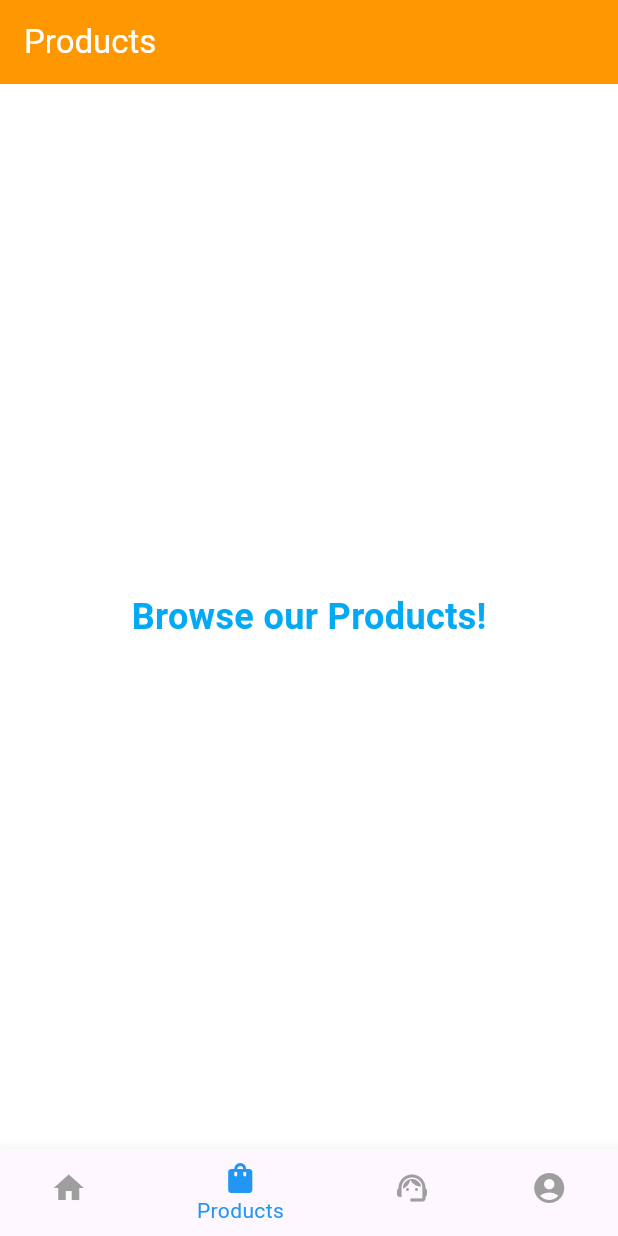
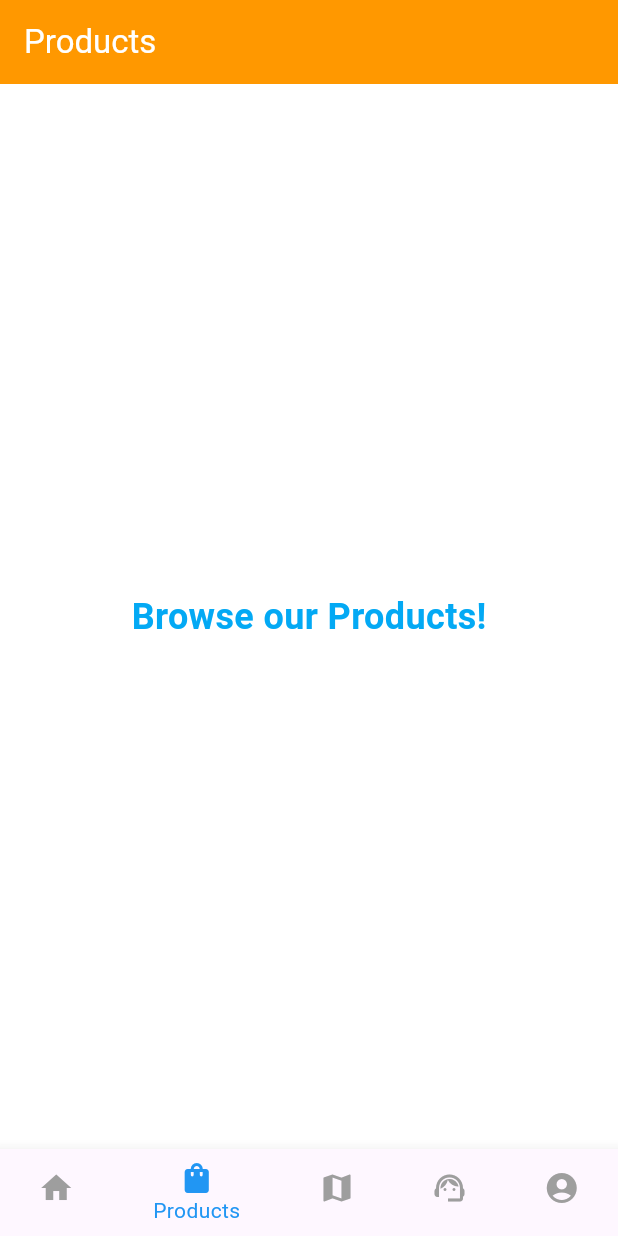
Before and after one commit to soham04010/petcare, a Flutter app: the screen it shows after launch, item 2 of the bottom bar chosen, on a phone screen of 412 x 824 dp. Run offline on Flutter 3.47's test engine with Material 3 defaults, Android fonts, the phone set to English and light mode, and no system bars.

Commit message:
Initial commit

```diff
--- a/lib/main.dart
+++ b/lib/main.dart
@@ -1,6 +1,7 @@
 import 'package:flutter/material.dart';
 import 'screens/home_screen.dart';
 import 'screens/products_screen.dart';
+import 'screens/locate_screen.dart';
 import 'screens/consultant_screen.dart';
 import 'screens/account_screen.dart';
 
@@ -29,6 +30,7 @@ class _BottomNavBarState extends State<BottomNavBar> {
   final List<Widget> _screens = [
     HomeScreen(),
     ProductsScreen(),
+    LocateScreen(),
     ConsultantScreen(),
     AccountScreen(),
   ];
@@ -50,6 +52,7 @@ class _BottomNavBarState extends State<BottomNavBar> {
         items: [
           BottomNavigationBarItem(icon: Icon(Icons.home), label: 'Home'),
           BottomNavigationBarItem(icon: Icon(Icons.shopping_bag), label: 'Products'),
+          BottomNavigationBarItem(icon: Icon(Icons.map), label: 'Location'),
           BottomNavigationBarItem(icon: Icon(Icons.support_agent), label: 'Consultant'),
           BottomNavigationBarItem(icon: Icon(Icons.account_circle), label: 'Account'),
         ],
```
Also changed, not shown: 1 other file.
